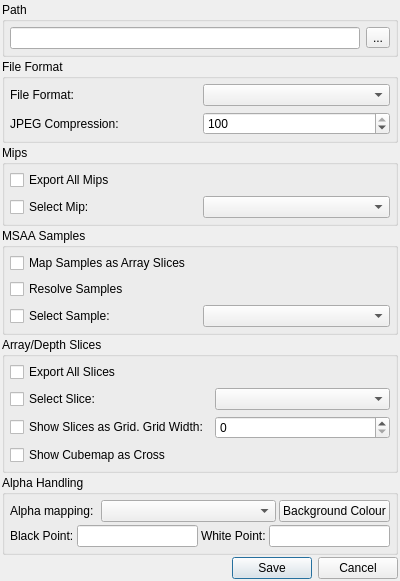
baldurk/renderdoc, file qrenderdoc/Windows/Dialogs/TextureSaveDialog.ui: the form before one commit.
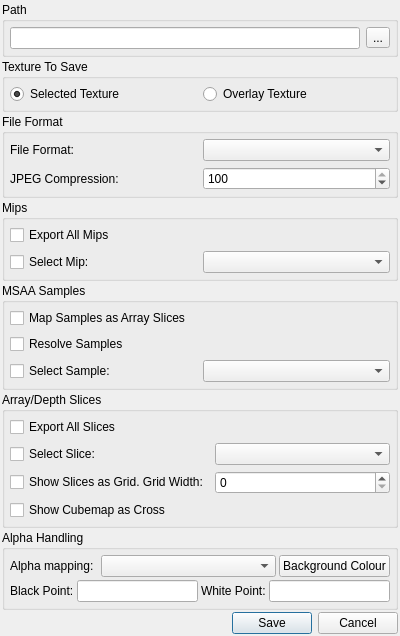
The form after the commit.

Commit message: Missing Qt UI file change from previous commits.

What changed in the file:
```diff
--- a/qrenderdoc/Windows/Dialogs/TextureSaveDialog.ui
+++ b/qrenderdoc/Windows/Dialogs/TextureSaveDialog.ui
@@ -7,7 +7,7 @@
     <x>0</x>
     <y>0</y>
     <width>400</width>
-    <height>527</height>
+    <height>550</height>
    </rect>
   </property>
   <property name="sizePolicy">
@@ -81,6 +81,50 @@
      </layout>
     </widget>
    </item>
+   <item>
+    <widget class="QGroupBox" name="texSelectionGroup">
+     <property name="sizePolicy">
+      <sizepolicy hsizetype="Preferred" vsizetype="Fixed">
+       <horstretch>0</horstretch>
+       <verstretch>0</verstretch>
+      </sizepolicy>
+     </property>
+     <property name="title">
+      <string>Texture To Save</string>
+     </property>
+     <layout class="QHBoxLayout" name="horizontalLayout_2">
+      <property name="leftMargin">
+       <number>5</number>
+      </property>
+      <property name="topMargin">
+       <number>5</number>
+      </property>
+      <property name="rightMargin">
+       <number>5</number>
+      </property>
+      <property name="bottomMargin">
+       <number>5</number>
+      </property>
+      <item>
+       <widget class="QRadioButton" name="mainTex">
+        <property name="text">
+         <string>Selected Texture</string>
+        </property>
+        <property name="checked">
+         <bool>true</bool>
+        </property>
+       </widget>
+      </item>
+      <item>
+       <widget class="QRadioButton" name="overlayTex">
+        <property name="text">
+         <string>Overlay Texture</string>
+        </property>
+       </widget>
+      </item>
+     </layout>
+    </widget>
+   </item>
    <item>
     <widget class="QGroupBox" name="formatGroup">
      <property name="sizePolicy">
```
